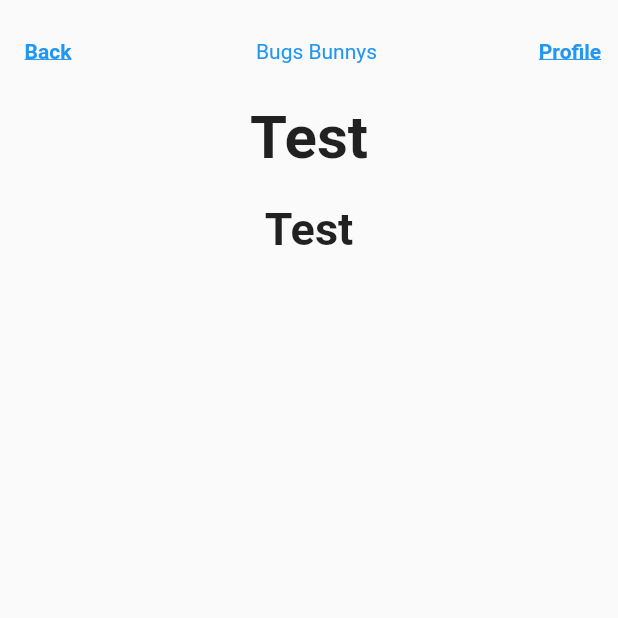
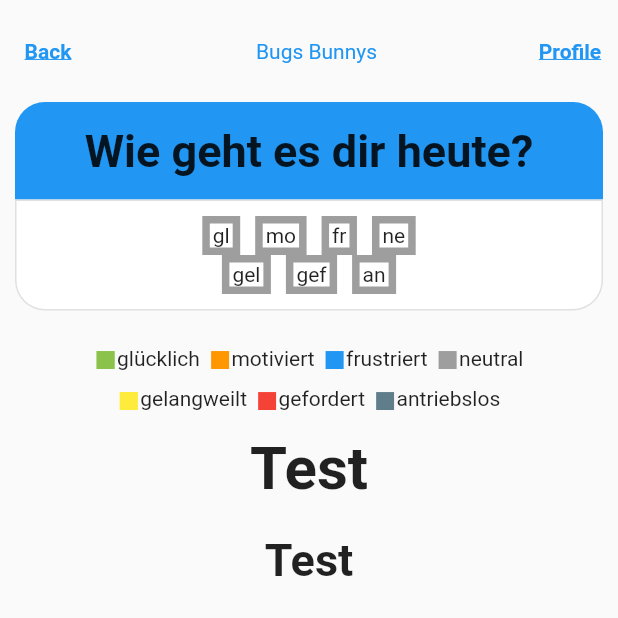
Before and after one commit to Wareload/SEP_Frontend, a Flutter app: the TeamDetails screen opened by its route, on a phone screen of 412 x 824 dp, the top half of it. Run offline on Flutter 3.47's test engine with Material 2 defaults, Android fonts, the phone set to English and light mode, and no system bars; our stand-ins replace flutter_secure_storage; accounts and stored records are empty; network calls fail.

Commit message:
TeamDetailView design hinzugefügt/geändert

```diff
--- a/lib/screens/team_details.dart
+++ b/lib/screens/team_details.dart
@@ -27,6 +27,7 @@ class _TeamDetailsState extends State<TeamDetails> {
               Widgets.getTextButtonStyle1("Profile", _goToProfile,constraints)
             ],
           ),
+          Widgets.getMoodEmojis("Wie geht es dir heute?", () { }, () { }, constraints),
           Widgets.getTextFieldH1("Test", constraints),
           Widgets.getTextFieldH2("Test", constraints),
         ],
--- a/lib/widgets/widgets.dart
+++ b/lib/widgets/widgets.dart
@@ -236,4 +236,126 @@ class Widgets {
           ],
         ));
   }
+  //Chris
+  static Widget getMoodEmojis(display, VoidCallback click, VoidCallback leave,
+      BoxConstraints constraints) {
+    return Column(
+      children: [
+        Container(
+            margin: EdgeInsets.only(bottom: constraints.maxWidth * 0.02),
+            child: Container(
+                padding: const EdgeInsets.all(10),
+
+                child: Column(
+                  crossAxisAlignment: CrossAxisAlignment.stretch,
+                  children: [
+                    Container(
+                      padding: const EdgeInsets.all(5),
+                      decoration: const BoxDecoration(
+                          color: Colors.blue,
+                          borderRadius: BorderRadius.only(
+                            topLeft: Radius.elliptical(20.0,20),
+                            topRight: Radius.elliptical(20.0,20),
+
+                          )
+                      ),
+                      child: Center(child: getTextFieldH2(display, constraints)),
+                    ),
+                    Container(
+                      padding: const EdgeInsets.all(10),
+                      alignment: Alignment.center,
+                      decoration: BoxDecoration(
+                          border: Border.all(color: Colors.black12),
+                          color: Colors.white,
+                          borderRadius: const BorderRadius.only(
+                            bottomLeft: Radius.elliptical(20.0,20),
+                            bottomRight: Radius.elliptical(20.0,20),
+                          )
+                      ),
+                      child: Column(
+                        children: [
+                          Row(
+                            mainAxisAlignment: MainAxisAlignment.center,
+                            children: [
+                              displayEmoji("gl"),
+                              displayEmoji("mo"),
+                              displayEmoji("fr"),
+                              displayEmoji("ne"),
+                            ],
+                          ),
+                          Row(
+                            mainAxisAlignment: MainAxisAlignment.center,
+                            children: [
+                              displayEmoji("gel"),
+                              displayEmoji("gef"),
+                              displayEmoji("an"),
+                            ],
+                          )
+                        ],
+                      ),
+                    )
+                  ],
+                )
+            )
+            ),
+        displayEmojiLegende(),
+      ],
+    );
+  }
+
+  //Displays a single emoji icon in the mood selection view
+  static displayEmoji(String s) {
+    return Container(
+      padding: const EdgeInsets.only(left: 2,right: 2),
+      margin: const EdgeInsets.only(left: 5,right: 5),
+      decoration: BoxDecoration(
+        border: Border.all(color: Colors.grey, width: 5),
+      ),
+      child: Text(s),
+    );
+  }
+
+  static displayEmojiLegende() {
+    return Container(
+      child: Column(
+        children: [
+          Row(
+            mainAxisAlignment: MainAxisAlignment.center,
+            children: [
+              displaySingeMood("glücklich", Colors.lightGreen),
+              displaySingeMood("motiviert", Colors.orange),
+              displaySingeMood("frustriert", Colors.blue),
+              displaySingeMood("neutral", Colors.grey),
+            ],
+          ),
+          Row(
+            mainAxisAlignment: MainAxisAlignment.center,
+            children: [
+              displaySingeMood("gelangweilt", Colors.yellow),
+              displaySingeMood("gefordert", Colors.red),
+              displaySingeMood("antriebslos", Colors.blueGrey),
+            ],
+          )
+        ],
+      ),
+    );
+  }
+
+  static displaySingeMood(String mood, MaterialColor color) {
+    return Padding(
+      padding: const EdgeInsets.only(left: 3,right: 3),
+      child: Row(
+        children: [
+          Text("■",
+            textAlign: TextAlign.center,
+            style: TextStyle(
+                color: color,
+                fontSize: 20
+            ),
+          ),
+          Text(mood),
+        ],
+      ),
+    );
+  }
 }
```
